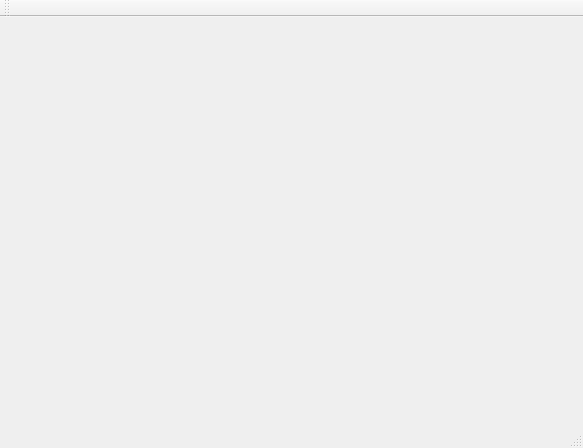
First picture: the form in mainwindow.ui, repository maoyutao/GwentGame, before the edit.
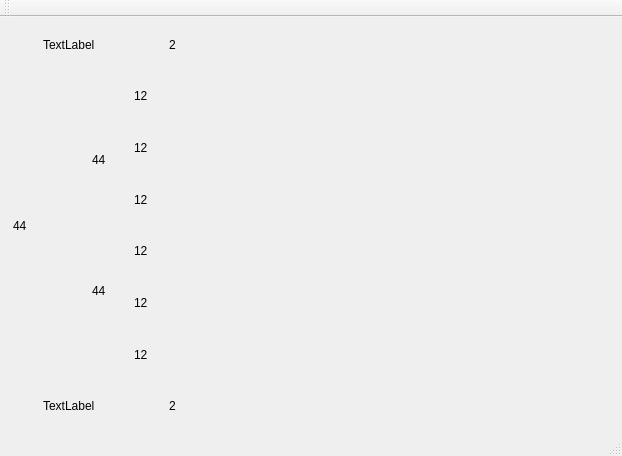
Second picture: the form after the edit. The open tabs and pages were chosen to show the change. Icons and pictures are not drawn. Custom widgets are drawn as their Qt base class.

What changed in the file:
```diff
--- a/mainwindow.ui
+++ b/mainwindow.ui
@@ -6,8 +6,8 @@
    <rect>
     <x>0</x>
     <y>0</y>
-    <width>583</width>
-    <height>448</height>
+    <width>622</width>
+    <height>456</height>
    </rect>
   </property>
   <property name="sizePolicy">
@@ -21,6 +21,9 @@
   </property>
   <widget class="QWidget" name="centralWidget">
    <layout class="QVBoxLayout" name="verticalLayout_3">
+    <property name="spacing">
+     <number>0</number>
+    </property>
     <property name="leftMargin">
      <number>0</number>
     </property>
@@ -714,6 +717,1173 @@
 border-image: 
 }</string>
        </property>
+       <layout class="QGridLayout" name="gridLayout_10" rowstretch="2,11,0,2" columnstretch="2,7">
+        <property name="leftMargin">
+         <number>0</number>
+        </property>
+        <property name="topMargin">
+         <number>0</number>
+        </property>
+        <property name="rightMargin">
+         <number>0</number>
+        </property>
+        <property name="bottomMargin">
+         <number>0</number>
+        </property>
+        <property name="spacing">
+         <number>0</number>
+        </property>
+        <item row="0" column="0">
+         <layout class="QGridLayout" name="gridLayout_19">
+          <item row="1" column="2">
+           <spacer name="horizontalSpacer_33">
+            <property name="orientation">
+             <enum>Qt::Horizontal</enum>
+            </property>
+            <property name="sizeHint" stdset="0">
+             <size>
+              <width>40</width>
+              <height>20</height>
+             </size>
+            </property>
+           </spacer>
+          </item>
+          <item row="0" column="1">
+           <spacer name="verticalSpacer_35">
+            <property name="orientation">
+             <enum>Qt::Vertical</enum>
+            </property>
+            <property name="sizeHint" stdset="0">
+             <size>
+              <width>20</width>
+              <height>40</height>
+             </size>
+            </property>
+           </spacer>
+          </item>
+          <item row="2" column="1">
+           <spacer name="verticalSpacer_36">
+            <property name="orientation">
+             <enum>Qt::Vertical</enum>
+            </property>
+            <property name="sizeHint" stdset="0">
+             <size>
+              <width>20</width>
+              <height>40</height>
+             </size>
+            </property>
+           </spacer>
+          </item>
+          <item row="1" column="0">
+           <spacer name="horizontalSpacer_34">
+            <property name="orientation">
+             <enum>Qt::Horizontal</enum>
+            </property>
+            <property name="sizeHint" stdset="0">
+             <size>
+              <width>40</width>
+              <height>20</height>
+             </size>
+            </property>
+           </spacer>
+          </item>
+          <item row="1" column="1">
+           <widget class="QLabel" name="label_15">
+            <property name="text">
+             <string>TextLabel</string>
+            </property>
+           </widget>
+          </item>
+         </layout>
+        </item>
+        <item row="0" column="1">
+         <layout class="QGridLayout" name="gridLayout_22" columnstretch="2,2,1,16,0,10" rowminimumheight="1,5,1">
+          <property name="spacing">
+           <number>0</number>
+          </property>
+          <item row="1" column="1">
+           <widget class="QLabel" name="gamingOLeader">
+            <property name="text">
+             <string>2</string>
+            </property>
+           </widget>
+          </item>
+          <item row="2" column="3">
+           <spacer name="verticalSpacer_41">
+            <property name="orientation">
+             <enum>Qt::Vertical</enum>
+            </property>
+            <property name="sizeHint" stdset="0">
+             <size>
+              <width>20</width>
+              <height>40</height>
+             </size>
+            </property>
+           </spacer>
+          </item>
+          <item row="1" column="3">
+           <widget class="QStackedWidget" name="stackedWidget_8">
+            <widget class="QWidget" name="page_23">
+             <zorder>verticalSpacer_41</zorder>
+            </widget>
+            <widget class="QWidget" name="page_24"/>
+           </widget>
+          </item>
+          <item row="1" column="2">
+           <spacer name="horizontalSpacer_40">
+            <property name="orientation">
+             <enum>Qt::Horizontal</enum>
+            </property>
+            <property name="sizeHint" stdset="0">
+             <size>
+              <width>40</width>
+              <height>20</height>
+             </size>
+            </property>
+           </spacer>
+          </item>
+          <item row="1" column="5">
+           <spacer name="horizontalSpacer_39">
+            <property name="orientation">
+             <enum>Qt::Horizontal</enum>
+            </property>
+            <property name="sizeHint" stdset="0">
+             <size>
+              <width>40</width>
+              <height>20</height>
+             </size>
+            </property>
+           </spacer>
+          </item>
+          <item row="0" column="3">
+           <spacer name="verticalSpacer_42">
+            <property name="orientation">
+             <enum>Qt::Vertical</enum>
+            </property>
+            <property name="sizeHint" stdset="0">
+             <size>
+              <width>20</width>
+              <height>40</height>
+             </size>
+            </property>
+           </spacer>
+          </item>
+          <item row="1" column="0">
+           <spacer name="horizontalSpacer_44">
+            <property name="orientation">
+             <enum>Qt::Horizontal</enum>
+            </property>
+            <property name="sizeHint" stdset="0">
+             <size>
+              <width>40</width>
+              <height>20</height>
+             </size>
+            </property>
+           </spacer>
+          </item>
+         </layout>
+        </item>
+        <item row="1" column="0" colspan="2">
+         <layout class="QHBoxLayout" name="horizontalLayout_5" stretch="6,1,13,8">
+          <property name="spacing">
+           <number>0</number>
+          </property>
+          <item>
+           <layout class="QVBoxLayout" name="verticalLayout_6" stretch="1,1,1">
+            <property name="spacing">
+             <number>0</number>
+            </property>
+            <item>
+             <layout class="QGridLayout" name="gridLayout" rowstretch="15,3,0,1" columnstretch="9,0,3,0,1">
+              <property name="spacing">
+               <number>0</number>
+              </property>
+              <item row="1" column="0">
+               <spacer name="horizontalSpacer_18">
+                <property name="orientation">
+                 <enum>Qt::Horizontal</enum>
+                </property>
+                <property name="sizeHint" stdset="0">
+                 <size>
+                  <width>40</width>
+                  <height>20</height>
+                 </size>
+                </property>
+               </spacer>
+              </item>
+              <item row="3" column="2">
+               <spacer name="verticalSpacer_28">
+                <property name="orientation">
+                 <enum>Qt::Vertical</enum>
+                </property>
+                <property name="sizeHint" stdset="0">
+                 <size>
+                  <width>20</width>
+                  <height>40</height>
+                 </size>
+                </property>
+               </spacer>
+              </item>
+              <item row="1" column="4">
+               <spacer name="horizontalSpacer_26">
+                <property name="orientation">
+                 <enum>Qt::Horizontal</enum>
+                </property>
+                <property name="sizeHint" stdset="0">
+                 <size>
+                  <width>40</width>
+                  <height>20</height>
+                 </size>
+                </property>
+               </spacer>
+              </item>
+              <item row="0" column="2">
+               <spacer name="verticalSpacer_27">
+                <property name="orientation">
+                 <enum>Qt::Vertical</enum>
+                </property>
+                <property name="sizeHint" stdset="0">
+                 <size>
+                  <width>20</width>
+                  <height>40</height>
+                 </size>
+                </property>
+               </spacer>
+              </item>
+              <item row="1" column="2">
+               <widget class="QLabel" name="gamingOSum">
+                <property name="text">
+                 <string>44</string>
+                </property>
+               </widget>
+              </item>
+             </layout>
+            </item>
+            <item>
+             <layout class="QGridLayout" name="gridLayout_9" rowstretch="1,7,1" columnstretch="1,7,0,0,1">
+              <property name="spacing">
+               <number>0</number>
+              </property>
+              <item row="1" column="1" colspan="3">
+               <widget class="QLabel" name="gamingRound">
+                <property name="text">
+                 <string>44</string>
+                </property>
+               </widget>
+              </item>
+              <item row="1" column="4">
+               <spacer name="horizontalSpacer_30">
+                <property name="orientation">
+                 <enum>Qt::Horizontal</enum>
+                </property>
+                <property name="sizeHint" stdset="0">
+                 <size>
+                  <width>40</width>
+                  <height>20</height>
+                 </size>
+                </property>
+               </spacer>
+              </item>
+              <item row="2" column="2">
+               <spacer name="verticalSpacer_31">
+                <property name="orientation">
+                 <enum>Qt::Vertical</enum>
+                </property>
+                <property name="sizeHint" stdset="0">
+                 <size>
+                  <width>20</width>
+                  <height>40</height>
+                 </size>
+                </property>
+               </spacer>
+              </item>
+              <item row="0" column="2">
+               <spacer name="verticalSpacer_32">
+                <property name="orientation">
+                 <enum>Qt::Vertical</enum>
+                </property>
+                <property name="sizeHint" stdset="0">
+                 <size>
+                  <width>20</width>
+                  <height>40</height>
+                 </size>
+                </property>
+               </spacer>
+              </item>
+              <item row="1" column="0">
+               <spacer name="horizontalSpacer_29">
+                <property name="orientation">
+                 <enum>Qt::Horizontal</enum>
+                </property>
+                <property name="sizeHint" stdset="0">
+                 <size>
+                  <width>40</width>
+                  <height>20</height>
+                 </size>
+                </property>
+               </spacer>
+              </item>
+             </layout>
+            </item>
+            <item>
+             <layout class="QGridLayout" name="gridLayout_7" rowstretch="1,3,15" columnstretch="9,0,3,0,1">
+              <property name="spacing">
+               <number>0</number>
+              </property>
+              <item row="1" column="0">
+               <spacer name="horizontalSpacer_27">
+                <property name="orientation">
+                 <enum>Qt::Horizontal</enum>
+                </property>
+                <property name="sizeHint" stdset="0">
+                 <size>
+                  <width>40</width>
+                  <height>20</height>
+                 </size>
+                </property>
+               </spacer>
+              </item>
+              <item row="2" column="2">
+               <spacer name="verticalSpacer_29">
+                <property name="orientation">
+                 <enum>Qt::Vertical</enum>
+                </property>
+                <property name="sizeHint" stdset="0">
+                 <size>
+                  <width>20</width>
+                  <height>40</height>
+                 </size>
+                </property>
+               </spacer>
+              </item>
+              <item row="1" column="1" colspan="3">
+               <widget class="QLabel" name="gamingMSum">
+                <property name="text">
+                 <string>44</string>
+                </property>
+               </widget>
+              </item>
+              <item row="0" column="2">
+               <spacer name="verticalSpacer_30">
+                <property name="orientation">
+                 <enum>Qt::Vertical</enum>
+                </property>
+                <property name="sizeHint" stdset="0">
+                 <size>
+                  <width>20</width>
+                  <height>40</height>
+                 </size>
+                </property>
+               </spacer>
+              </item>
+              <item row="1" column="4">
+               <spacer name="horizontalSpacer_28">
+                <property name="orientation">
+                 <enum>Qt::Horizontal</enum>
+                </property>
+                <property name="sizeHint" stdset="0">
+                 <size>
+                  <width>40</width>
+                  <height>20</height>
+                 </size>
+                </property>
+               </spacer>
+              </item>
+             </layout>
+            </item>
+           </layout>
+          </item>
+          <item>
+           <layout class="QVBoxLayout" name="verticalLayout_5">
+            <item>
+             <layout class="QGridLayout" name="gridLayout_12">
+              <item row="1" column="2">
+               <spacer name="horizontalSpacer_12">
+                <property name="orientation">
+                 <enum>Qt::Horizontal</enum>
+                </property>
+                <property name="sizeHint" stdset="0">
+                 <size>
+                  <width>40</width>
+                  <height>20</height>
+                 </size>
+                </property>
+               </spacer>
+              </item>
+              <item row="0" column="1">
+               <spacer name="verticalSpacer_16">
+                <property name="orientation">
+                 <enum>Qt::Vertical</enum>
+                </property>
+                <property name="sizeHint" stdset="0">
+                 <size>
+                  <width>20</width>
+                  <height>40</height>
+                 </size>
+                </property>
+               </spacer>
+              </item>
+              <item row="2" column="1">
+               <spacer name="verticalSpacer_15">
+                <property name="orientation">
+                 <enum>Qt::Vertical</enum>
+                </property>
+                <property name="sizeHint" stdset="0">
+                 <size>
+                  <width>20</width>
+                  <height>40</height>
+                 </size>
+                </property>
+               </spacer>
+              </item>
+              <item row="1" column="0">
+               <spacer name="horizontalSpacer_19">
+                <property name="orientation">
+                 <enum>Qt::Horizontal</enum>
+                </property>
+                <property name="sizeHint" stdset="0">
+                 <size>
+                  <width>40</width>
+                  <height>20</height>
+                 </size>
+                </property>
+               </spacer>
+              </item>
+              <item row="1" column="1">
+               <widget class="QLabel" name="label_5">
+                <property name="text">
+                 <string>12</string>
+                </property>
+               </widget>
+              </item>
+             </layout>
+            </item>
+            <item>
+             <layout class="QGridLayout" name="gridLayout_14">
+              <item row="1" column="0">
+               <spacer name="horizontalSpacer_22">
+                <property name="orientation">
+                 <enum>Qt::Horizontal</enum>
+                </property>
+                <property name="sizeHint" stdset="0">
+                 <size>
+                  <width>40</width>
+                  <height>20</height>
+                 </size>
+                </property>
+               </spacer>
+              </item>
+              <item row="2" column="1">
+               <spacer name="verticalSpacer_19">
+                <property name="orientation">
+                 <enum>Qt::Vertical</enum>
+                </property>
+                <property name="sizeHint" stdset="0">
+                 <size>
+                  <width>20</width>
+                  <height>40</height>
+                 </size>
+                </property>
+               </spacer>
+              </item>
+              <item row="1" column="2">
+               <spacer name="horizontalSpacer_14">
+                <property name="orientation">
+                 <enum>Qt::Horizontal</enum>
+                </property>
+                <property name="sizeHint" stdset="0">
+                 <size>
+                  <width>40</width>
+                  <height>20</height>
+                 </size>
+                </property>
+               </spacer>
+              </item>
+              <item row="1" column="1">
+               <widget class="QLabel" name="label_6">
+                <property name="text">
+                 <string>12</string>
+                </property>
+               </widget>
+              </item>
+              <item row="0" column="1">
+               <spacer name="verticalSpacer_20">
+                <property name="orientation">
+                 <enum>Qt::Vertical</enum>
+                </property>
+                <property name="sizeHint" stdset="0">
+                 <size>
+                  <width>20</width>
+                  <height>40</height>
+                 </size>
+                </property>
+               </spacer>
+              </item>
+             </layout>
+            </item>
+            <item>
+             <layout class="QGridLayout" name="gridLayout_16">
+              <item row="1" column="2">
+               <spacer name="horizontalSpacer_16">
+                <property name="orientation">
+                 <enum>Qt::Horizontal</enum>
+                </property>
+                <property name="sizeHint" stdset="0">
+                 <size>
+                  <width>40</width>
+                  <height>20</height>
+                 </size>
+                </property>
+               </spacer>
+              </item>
+              <item row="2" column="1">
+               <spacer name="verticalSpacer_23">
+                <property name="orientation">
+                 <enum>Qt::Vertical</enum>
+                </property>
+                <property name="sizeHint" stdset="0">
+                 <size>
+                  <width>20</width>
+                  <height>40</height>
+                 </size>
+                </property>
+               </spacer>
+              </item>
+              <item row="1" column="0">
+               <spacer name="horizontalSpacer_24">
+                <property name="orientation">
+                 <enum>Qt::Horizontal</enum>
+                </property>
+                <property name="sizeHint" stdset="0">
+                 <size>
+                  <width>40</width>
+                  <height>20</height>
+                 </size>
+                </property>
+               </spacer>
+              </item>
+              <item row="1" column="1">
+               <widget class="QLabel" name="label_8">
+                <property name="text">
+                 <string>12</string>
+                </property>
+               </widget>
+              </item>
+              <item row="0" column="1">
+               <spacer name="verticalSpacer_24">
+                <property name="orientation">
+                 <enum>Qt::Vertical</enum>
+                </property>
+                <property name="sizeHint" stdset="0">
+                 <size>
+                  <width>20</width>
+                  <height>40</height>
+                 </size>
+                </property>
+               </spacer>
+              </item>
+             </layout>
+            </item>
+            <item>
+             <spacer name="verticalSpacer_14">
+              <property name="orientation">
+               <enum>Qt::Vertical</enum>
+              </property>
+              <property name="sizeHint" stdset="0">
+               <size>
+                <width>20</width>
+                <height>40</height>
+               </size>
+              </property>
+             </spacer>
+            </item>
+            <item>
+             <layout class="QGridLayout" name="gridLayout_17">
+              <item row="1" column="2">
+               <spacer name="horizontalSpacer_17">
+                <property name="orientation">
+                 <enum>Qt::Horizontal</enum>
+                </property>
+                <property name="sizeHint" stdset="0">
+                 <size>
+                  <width>40</width>
+                  <height>20</height>
+                 </size>
+                </property>
+               </spacer>
+              </item>
+              <item row="2" column="1">
+               <spacer name="verticalSpacer_25">
+                <property name="orientation">
+                 <enum>Qt::Vertical</enum>
+                </property>
+                <property name="sizeHint" stdset="0">
+                 <size>
+                  <width>20</width>
+                  <height>40</height>
+                 </size>
+                </property>
+               </spacer>
+              </item>
+              <item row="1" column="0">
+               <spacer name="horizontalSpacer_25">
+                <property name="orientation">
+                 <enum>Qt::Horizontal</enum>
+                </property>
+                <property name="sizeHint" stdset="0">
+                 <size>
+                  <width>40</width>
+                  <height>20</height>
+                 </size>
+                </property>
+               </spacer>
+              </item>
+              <item row="1" column="1">
+               <widget class="QLabel" name="label_9">
+                <property name="text">
+                 <string>12</string>
+                </property>
+               </widget>
+              </item>
+              <item row="0" column="1">
+               <spacer name="verticalSpacer_26">
+                <property name="orientation">
+                 <enum>Qt::Vertical</enum>
+                </property>
+                <property name="sizeHint" stdset="0">
+                 <size>
+                  <width>20</width>
+                  <height>40</height>
+                 </size>
+                </property>
+               </spacer>
+              </item>
+             </layout>
+            </item>
+            <item>
+             <layout class="QGridLayout" name="gridLayout_15">
+              <item row="0" column="1">
+               <spacer name="verticalSpacer_22">
+                <property name="orientation">
+                 <enum>Qt::Vertical</enum>
+                </property>
+                <property name="sizeHint" stdset="0">
+                 <size>
+                  <width>20</width>
+                  <height>40</height>
+                 </size>
+                </property>
+               </spacer>
+              </item>
+              <item row="1" column="1">
+               <widget class="QLabel" name="label_7">
+                <property name="text">
+                 <string>12</string>
+                </property>
+               </widget>
+              </item>
+              <item row="2" column="1">
+               <spacer name="verticalSpacer_21">
+                <property name="orientation">
+                 <enum>Qt::Vertical</enum>
+                </property>
+                <property name="sizeHint" stdset="0">
+                 <size>
+                  <width>20</width>
+                  <height>40</height>
+                 </size>
+                </property>
+               </spacer>
+              </item>
+              <item row="1" column="0">
+               <spacer name="horizontalSpacer_23">
+                <property name="orientation">
+                 <enum>Qt::Horizontal</enum>
+                </property>
+                <property name="sizeHint" stdset="0">
+                 <size>
+                  <width>40</width>
+                  <height>20</height>
+                 </size>
+                </property>
+               </spacer>
+              </item>
+              <item row="1" column="2">
+               <spacer name="horizontalSpacer_15">
+                <property name="orientation">
+                 <enum>Qt::Horizontal</enum>
+                </property>
+                <property name="sizeHint" stdset="0">
+                 <size>
+                  <width>40</width>
+                  <height>20</height>
+                 </size>
+                </property>
+               </spacer>
+              </item>
+             </layout>
+            </item>
+            <item>
+             <layout class="QGridLayout" name="gridLayout_13">
+              <item row="1" column="2">
+               <spacer name="horizontalSpacer_20">
+                <property name="orientation">
+                 <enum>Qt::Horizontal</enum>
+                </property>
+                <property name="sizeHint" stdset="0">
+                 <size>
+                  <width>40</width>
+                  <height>20</height>
+                 </size>
+                </property>
+               </spacer>
+              </item>
+              <item row="2" column="1">
+               <spacer name="verticalSpacer_17">
+                <property name="orientation">
+                 <enum>Qt::Vertical</enum>
+                </property>
+                <property name="sizeHint" stdset="0">
+                 <size>
+                  <width>20</width>
+                  <height>40</height>
+                 </size>
+                </property>
+               </spacer>
+              </item>
+              <item row="1" column="0">
+               <spacer name="horizontalSpacer_21">
+                <property name="orientation">
+                 <enum>Qt::Horizontal</enum>
+                </property>
+                <property name="sizeHint" stdset="0">
+                 <size>
+                  <width>40</width>
+                  <height>20</height>
+                 </size>
+                </property>
+               </spacer>
+              </item>
+              <item row="1" column="1">
+               <widget class="QLabel" name="label_10">
+                <property name="text">
+                 <string>12</string>
+                </property>
+               </widget>
+              </item>
+              <item row="0" column="1">
+               <spacer name="verticalSpacer_18">
+                <property name="orientation">
+                 <enum>Qt::Vertical</enum>
+                </property>
+                <property name="sizeHint" stdset="0">
+                 <size>
+                  <width>20</width>
+                  <height>40</height>
+                 </size>
+                </property>
+               </spacer>
+              </item>
+             </layout>
+            </item>
+           </layout>
+          </item>
+          <item>
+           <layout class="QVBoxLayout" name="verticalLayout_4" stretch="1,3,3,3,1,3,3,3,1">
+            <property name="spacing">
+             <number>0</number>
+            </property>
+            <item>
+             <spacer name="verticalSpacer_45">
+              <property name="orientation">
+               <enum>Qt::Vertical</enum>
+              </property>
+              <property name="sizeHint" stdset="0">
+               <size>
+                <width>20</width>
+                <height>40</height>
+               </size>
+              </property>
+             </spacer>
+            </item>
+            <item>
+             <widget class="CardSlot" name="gamingOBack">
+              <widget class="QWidget" name="page_14"/>
+             </widget>
+            </item>
+            <item>
+             <widget class="CardSlot" name="gamingOMiddle">
+              <widget class="QWidget" name="page_18"/>
+             </widget>
+            </item>
+            <item>
+             <widget class="CardSlot" name="gamingOFront">
+              <widget class="QWidget" name="page"/>
+             </widget>
+            </item>
+            <item>
+             <spacer name="verticalSpacer_13">
+              <property name="orientation">
+               <enum>Qt::Vertical</enum>
+              </property>
+              <property name="sizeHint" stdset="0">
+               <size>
+                <width>20</width>
+                <height>40</height>
+               </size>
+              </property>
+             </spacer>
+            </item>
+            <item>
+             <widget class="CardSlot" name="gamingMFront">
+              <widget class="QWidget" name="page_16"/>
+             </widget>
+            </item>
+            <item>
+             <widget class="CardSlot" name="gamingMMiddle">
+              <widget class="QWidget" name="page_3"/>
+             </widget>
+            </item>
+            <item>
+             <widget class="CardSlot" name="gamingMBcak">
+              <widget class="QWidget" name="page_20"/>
+             </widget>
+            </item>
+            <item>
+             <spacer name="verticalSpacer_46">
+              <property name="orientation">
+               <enum>Qt::Vertical</enum>
+              </property>
+              <property name="sizeHint" stdset="0">
+               <size>
+                <width>20</width>
+                <height>40</height>
+               </size>
+              </property>
+             </spacer>
+            </item>
+           </layout>
+          </item>
+          <item>
+           <layout class="QVBoxLayout" name="verticalLayout_7" stretch="6,5">
+            <property name="spacing">
+             <number>0</number>
+            </property>
+            <item>
+             <layout class="QGridLayout" name="gridLayout_18" rowstretch="3,20,1" columnstretch="3,7,2">
+              <property name="spacing">
+               <number>0</number>
+              </property>
+              <item row="1" column="2">
+               <spacer name="horizontalSpacer_31">
+                <property name="orientation">
+                 <enum>Qt::Horizontal</enum>
+                </property>
+                <property name="sizeHint" stdset="0">
+                 <size>
+                  <width>40</width>
+                  <height>20</height>
+                 </size>
+                </property>
+               </spacer>
+              </item>
+              <item row="0" column="1">
+               <spacer name="verticalSpacer_33">
+                <property name="orientation">
+                 <enum>Qt::Vertical</enum>
+                </property>
+                <property name="sizeHint" stdset="0">
+                 <size>
+                  <width>20</width>
+                  <height>40</height>
+                 </size>
+                </property>
+               </spacer>
+              </item>
+              <item row="2" column="1">
+               <spacer name="verticalSpacer_34">
+                <property name="orientation">
+                 <enum>Qt::Vertical</enum>
+                </property>
+                <property name="sizeHint" stdset="0">
+                 <size>
+                  <width>20</width>
+                  <height>40</height>
+                 </size>
+                </property>
+               </spacer>
+              </item>
+              <item row="1" column="0">
+               <spacer name="horizontalSpacer_32">
+                <property name="orientation">
+                 <enum>Qt::Horizontal</enum>
+                </property>
+                <property name="sizeHint" stdset="0">
+                 <size>
+                  <width>40</width>
+                  <height>20</height>
+                 </size>
+                </property>
+               </spacer>
+              </item>
+              <item row="1" column="1">
+               <widget class="QLabel" name="label_14">
+                <property name="text">
+                 <string/>
+                </property>
+               </widget>
+              </item>
+             </layout>
+            </item>
+            <item>
+             <layout class="QGridLayout" name="gridLayout_20" rowstretch="3,15,2" columnstretch="3,7,2">
+              <property name="spacing">
+               <number>0</number>
+              </property>
+              <item row="1" column="2">
+               <spacer name="horizontalSpacer_35">
+                <property name="orientation">
+                 <enum>Qt::Horizontal</enum>
+                </property>
+                <property name="sizeHint" stdset="0">
+                 <size>
+                  <width>40</width>
+                  <height>20</height>
+                 </size>
+                </property>
+               </spacer>
+              </item>
+              <item row="0" column="1">
+               <spacer name="verticalSpacer_37">
+                <property name="orientation">
+                 <enum>Qt::Vertical</enum>
+                </property>
+                <property name="sizeHint" stdset="0">
+                 <size>
+                  <width>20</width>
+                  <height>40</height>
+                 </size>
+                </property>
+               </spacer>
+              </item>
+              <item row="2" column="1">
+               <spacer name="verticalSpacer_38">
+                <property name="orientation">
+                 <enum>Qt::Vertical</enum>
+                </property>
+                <property name="sizeHint" stdset="0">
+                 <size>
+                  <width>20</width>
+                  <height>40</height>
+                 </size>
+                </property>
+               </spacer>
+              </item>
+              <item row="1" column="0">
+               <spacer name="horizontalSpacer_36">
+                <property name="orientation">
+                 <enum>Qt::Horizontal</enum>
+                </property>
+                <property name="sizeHint" stdset="0">
+                 <size>
+                  <width>40</width>
+                  <height>20</height>
+                 </size>
+                </property>
+               </spacer>
+              </item>
+              <item row="1" column="1">
+               <widget class="QLabel" name="label_16">
+                <property name="text">
+                 <string/>
+                </property>
+               </widget>
+              </item>
+             </layout>
+            </item>
+           </layout>
+          </item>
+         </layout>
+        </item>
+        <item row="2" column="0" rowspan="2">
+         <layout class="QGridLayout" name="gridLayout_21">
+          <item row="1" column="2">
+           <spacer name="horizontalSpacer_37">
+            <property name="orientation">
+             <enum>Qt::Horizontal</enum>
+            </property>
+            <property name="sizeHint" stdset="0">
+             <size>
+              <width>40</width>
+              <height>20</height>
+             </size>
+            </property>
+           </spacer>
+          </item>
+          <item row="0" column="1">
+           <spacer name="verticalSpacer_39">
+            <property name="orientation">
+             <enum>Qt::Vertical</enum>
+            </property>
+            <property name="sizeHint" stdset="0">
+             <size>
+              <width>20</width>
+              <height>40</height>
+             </size>
+            </property>
+           </spacer>
+          </item>
+          <item row="2" column="1">
+           <spacer name="verticalSpacer_40">
+            <property name="orientation">
+             <enum>Qt::Vertical</enum>
+            </property>
+            <property name="sizeHint" stdset="0">
+             <size>
+              <width>20</width>
+              <height>40</height>
+             </size>
+            </property>
+           </spacer>
+          </item>
+          <item row="1" column="0">
+           <spacer name="horizontalSpacer_38">
+            <property name="orientation">
+             <enum>Qt::Horizontal</enum>
+            </property>
+            <property name="sizeHint" stdset="0">
+             <size>
+              <width>40</width>
+              <height>20</height>
+             </size>
+            </property>
+           </spacer>
+          </item>
+          <item row="1" column="1">
+           <widget class="QLabel" name="label_17">
+            <property name="text">
+             <string>TextLabel</string>
+            </property>
+           </widget>
+          </item>
+         </layout>
+        </item>
+        <item row="3" column="1">
+         <layout class="QGridLayout" name="gridLayout_23" columnstretch="2,2,1,16,0,10" rowminimumheight="1,5,1">
+          <property name="spacing">
+           <number>0</number>
+          </property>
+          <item row="1" column="1">
+           <widget class="QLabel" name="gamingMLeader">
+            <property name="text">
+             <string>2</string>
+            </property>
+           </widget>
+          </item>
+          <item row="1" column="2">
+           <spacer name="horizontalSpacer_41">
+            <property name="orientation">
+             <enum>Qt::Horizontal</enum>
+            </property>
+            <property name="sizeHint" stdset="0">
+             <size>
+              <width>40</width>
+              <height>20</height>
+             </size>
+            </property>
+           </spacer>
+          </item>
+          <item row="2" column="3">
+           <spacer name="verticalSpacer_44">
+            <property name="orientation">
+             <enum>Qt::Vertical</enum>
+            </property>
+            <property name="sizeHint" stdset="0">
+             <size>
+              <width>20</width>
+              <height>40</height>
+             </size>
+            </property>
+           </spacer>
+          </item>
+          <item row="0" column="3">
+           <spacer name="verticalSpacer_43">
+            <property name="orientation">
+             <enum>Qt::Vertical</enum>
+            </property>
+            <property name="sizeHint" stdset="0">
+             <size>
+              <width>20</width>
+              <height>40</height>
+             </size>
+            </property>
+           </spacer>
+          </item>
+          <item row="1" column="5">
+           <spacer name="horizontalSpacer_42">
+            <property name="orientation">
+             <enum>Qt::Horizontal</enum>
+            </property>
+            <property name="sizeHint" stdset="0">
+             <size>
+              <width>40</width>
+              <height>20</height>
+             </size>
+            </property>
+           </spacer>
+          </item>
+          <item row="1" column="3">
+           <widget class="QStackedWidget" name="stackedWidget_9">
+            <widget class="QWidget" name="page_25"/>
+            <widget class="QWidget" name="page_26"/>
+           </widget>
+          </item>
+          <item row="1" column="0">
+           <spacer name="horizontalSpacer_43">
+            <property name="orientation">
+             <enum>Qt::Horizontal</enum>
+            </property>
+            <property name="sizeHint" stdset="0">
+             <size>
+              <width>40</width>
+              <height>20</height>
+             </size>
+            </property>
+           </spacer>
+          </item>
+         </layout>
+        </item>
+       </layout>
+       <zorder>gamingOFront</zorder>
+       <zorder>gamingMMiddle</zorder>
+       <zorder>gamingOBack</zorder>
+       <zorder>gamingMFront</zorder>
+       <zorder>gamingOMiddle</zorder>
+       <zorder>gamingMBcak</zorder>
+       <zorder>verticalSpacer_13</zorder>
+       <zorder>label_5</zorder>
+       <zorder>label_6</zorder>
+       <zorder>label_7</zorder>
+       <zorder>horizontalSpacer_12</zorder>
+       <zorder>horizontalSpacer_14</zorder>
+       <zorder>horizontalSpacer_15</zorder>
+       <zorder>layoutWidget</zorder>
+       <zorder>layoutWidget_2</zorder>
+       <zorder>layoutWidget_3</zorder>
+       <zorder>verticalSpacer_20</zorder>
+       <zorder>gamingOSum</zorder>
+       <zorder>horizontalSpacer_18</zorder>
+       <zorder>horizontalSpacer_26</zorder>
+       <zorder>verticalSpacer_27</zorder>
+       <zorder>verticalSpacer_28</zorder>
+       <zorder>layoutWidget_6</zorder>
+       <zorder>layoutWidget_7</zorder>
+       <zorder>layoutWidget_8</zorder>
+       <zorder>layoutWidget_9</zorder>
+       <zorder>layoutWidget_10</zorder>
+       <zorder>layoutWidget_11</zorder>
+       <zorder>layoutWidget_12</zorder>
+       <zorder>layoutWidget_13</zorder>
       </widget>
       <widget class="QWidget" name="score">
        <property name="styleSheet">
@@ -848,7 +2018,7 @@
   </customwidget>
   <customwidget>
    <class>CardSlot</class>
-   <extends>QWidget</extends>
+   <extends>QStackedWidget</extends>
    <header>ui_cardslot.h</header>
    <container>1</container>
   </customwidget>
```
Left out of the diff: 20 changed lines with no effect on the pictures.
